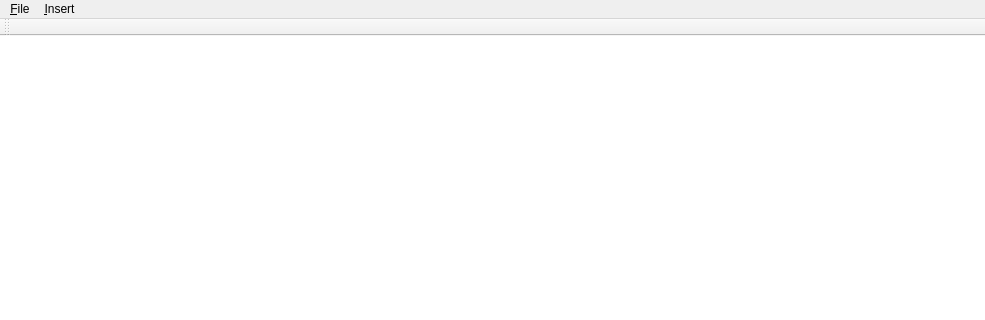
Old version of the form app/mainwindow.ui in the repository jonestimd/ocdraw; both pictures show x 0 to 985 and y 0 to 320 of the 985 by 690 pixel window.
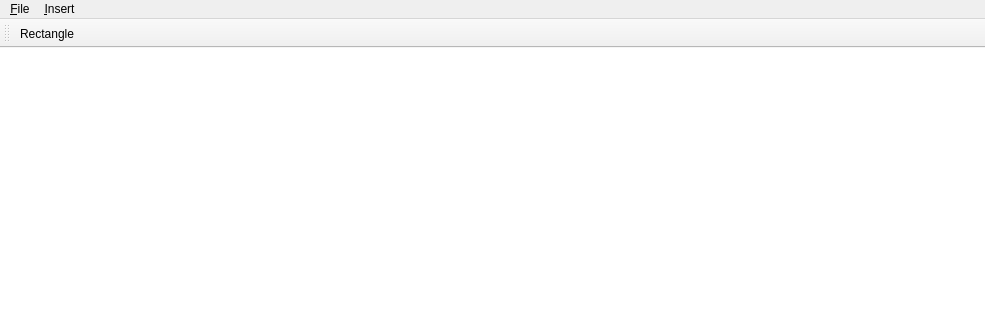
New version of the form. Icons and pictures are not drawn.

Commit message: Add button for rectangle dialog to toolbar

What changed in the file:
```diff
--- a/app/mainwindow.ui
+++ b/app/mainwindow.ui
@@ -80,12 +80,19 @@
    <addaction name="menuInsert"/>
   </widget>
   <widget class="QToolBar" name="mainToolBar">
+   <property name="iconSize">
+    <size>
+     <width>16</width>
+     <height>16</height>
+    </size>
+   </property>
    <attribute name="toolBarArea">
     <enum>TopToolBarArea</enum>
    </attribute>
    <attribute name="toolBarBreak">
     <bool>false</bool>
    </attribute>
+   <addaction name="actionRectangle"/>
   </widget>
   <widget class="QStatusBar" name="statusBar"/>
   <action name="actionNewFile">
```
Left out of the diff: 9 changed lines with no effect on the pictures. The commit also changes 4 other files.
